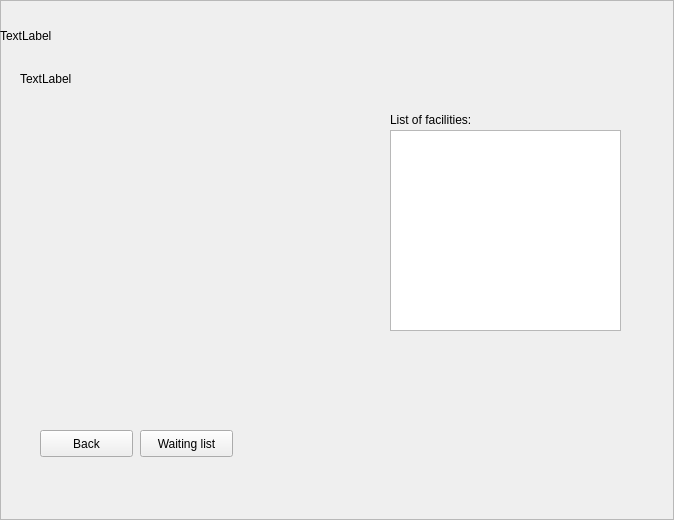
Above: src/regionframe.ui from murrple-1/BedChaser before the change. Below: the same form after it.
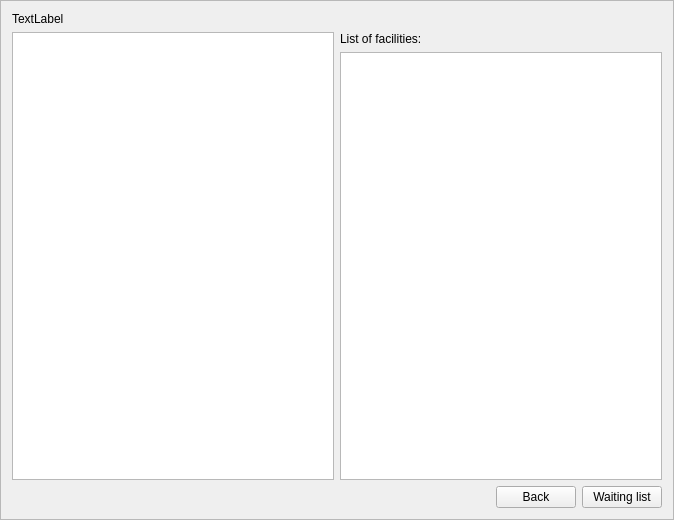
That is the form after the change.

Commit message: Attempting to use Graphics views for the maps. Centering the banners better.

Diff of the .ui file:
```diff
--- a/src/regionframe.ui
+++ b/src/regionframe.ui
@@ -19,15 +19,9 @@
   <property name="frameShadow">
    <enum>QFrame::Raised</enum>
   </property>
+  <layout class="QVBoxLayout" name="verticalLayout_2">
+   <item>
   <widget class="QLabel" name="logoLabel">
-   <property name="geometry">
-    <rect>
-     <x>0</x>
-     <y>0</y>
-     <width>661</width>
-     <height>71</height>
-    </rect>
-   </property>
    <property name="sizePolicy">
     <sizepolicy hsizetype="Maximum" vsizetype="Maximum">
      <horstretch>0</horstretch>
@@ -38,83 +32,60 @@
     <string>TextLabel</string>
    </property>
   </widget>
+   </item>
+   <item>
+    <layout class="QHBoxLayout" name="horizontalLayout_2">
+     <item>
+      <widget class="QGraphicsView" name="mapGraphicsView"/>
+     </item>
+     <item>
+      <layout class="QVBoxLayout" name="facilitiesVerticalLayout">
+       <item>
   <widget class="QLabel" name="listOfFacilitiesLabel">
-   <property name="geometry">
-    <rect>
-     <x>390</x>
-     <y>110</y>
-     <width>111</width>
-     <height>20</height>
-    </rect>
-   </property>
    <property name="text">
     <string>List of facilities:</string>
    </property>
   </widget>
-  <widget class="QListWidget" name="facilitiesListListWidget">
-   <property name="geometry">
-    <rect>
-     <x>390</x>
-     <y>130</y>
-     <width>231</width>
-     <height>201</height>
-    </rect>
-   </property>
-  </widget>
+       </item>
+       <item>
+        <widget class="QListWidget" name="facilitiesListListWidget"/>
+       </item>
+      </layout>
+     </item>
+    </layout>
+   </item>
+   <item>
+    <layout class="QHBoxLayout" name="horizontalLayout">
+     <item>
+      <spacer name="horizontalSpacer">
+       <property name="orientation">
+        <enum>Qt::Horizontal</enum>
+       </property>
+       <property name="sizeHint" stdset="0">
+        <size>
+         <width>40</width>
+         <height>20</height>
+        </size>
+       </property>
+      </spacer>
+     </item>
+     <item>
   <widget class="QPushButton" name="backPushButton">
-   <property name="geometry">
-    <rect>
-     <x>40</x>
-     <y>430</y>
-     <width>93</width>
-     <height>27</height>
-    </rect>
-   </property>
    <property name="text">
     <string>Back</string>
    </property>
   </widget>
-  <widget class="QLabel" name="mapLabel">
-   <property name="enabled">
-    <bool>true</bool>
-   </property>
-   <property name="geometry">
-    <rect>
-     <x>20</x>
-     <y>70</y>
-     <width>62</width>
-     <height>17</height>
-    </rect>
-   </property>
-   <property name="sizePolicy">
-    <sizepolicy hsizetype="Expanding" vsizetype="Expanding">
-     <horstretch>0</horstretch>
-     <verstretch>0</verstretch>
-    </sizepolicy>
-   </property>
-   <property name="frameShape">
-    <enum>QFrame::Panel</enum>
-   </property>
-   <property name="lineWidth">
-    <number>0</number>
-   </property>
-   <property name="text">
-    <string>TextLabel</string>
-   </property>
-  </widget>
+     </item>
+     <item>
   <widget class="QPushButton" name="waitingListPushButton">
-   <property name="geometry">
-    <rect>
-     <x>140</x>
-     <y>430</y>
-     <width>93</width>
-     <height>27</height>
-    </rect>
-   </property>
    <property name="text">
     <string>Waiting list</string>
    </property>
   </widget>
+     </item>
+    </layout>
+   </item>
+  </layout>
  </widget>
  <resources/>
  <connections/>
```
Lines whose indentation alone changed are shown as unchanged. The commit also changes 23 other files.
